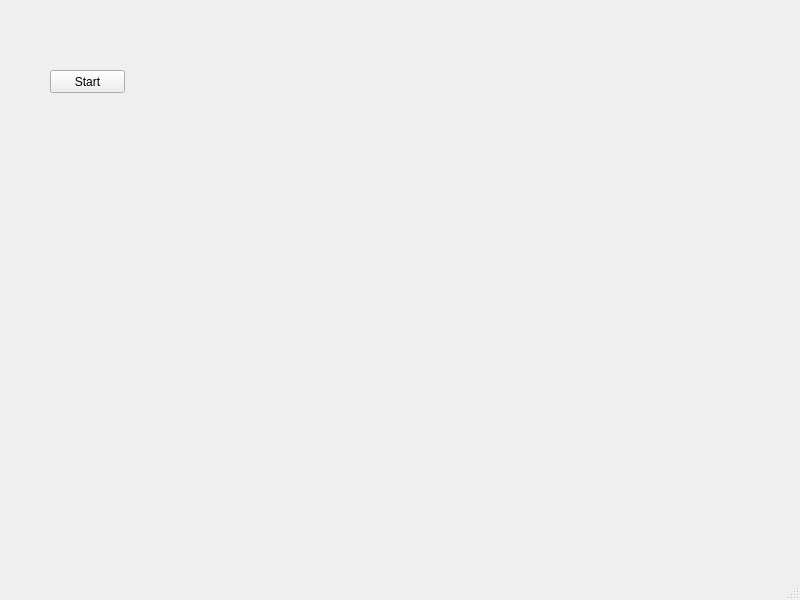
Qt form mainwindow.ui (xdexst/8.1) before a commit.
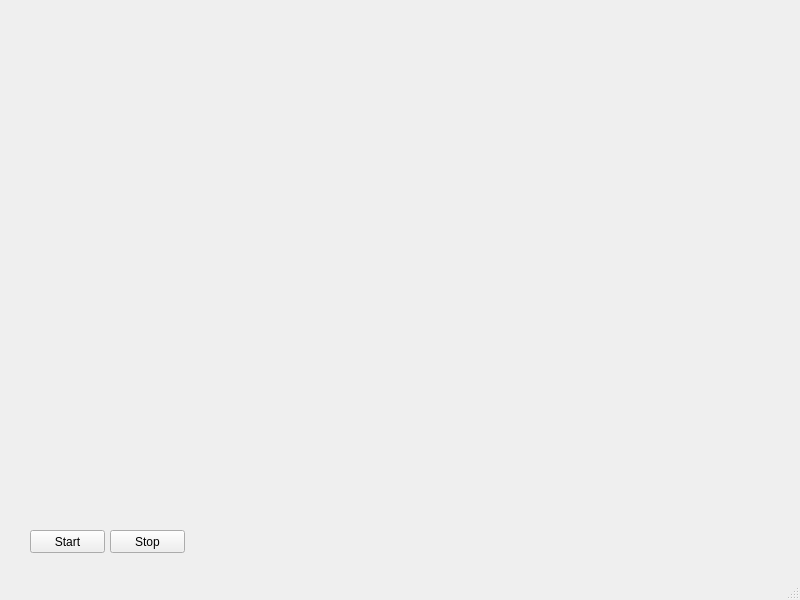
The same form after that commit.

Commit message: Добавление кнопки Stop, по нажатию на которое будет всплывать соответсвтующее диалоговое окно

```diff
--- a/mainwindow.ui
+++ b/mainwindow.ui
@@ -17,8 +17,8 @@
    <widget class="QPushButton" name="pushButton">
     <property name="geometry">
      <rect>
-      <x>50</x>
-      <y>70</y>
+      <x>30</x>
+      <y>530</y>
       <width>75</width>
       <height>23</height>
      </rect>
@@ -27,6 +27,19 @@
      <string>Start</string>
     </property>
    </widget>
+   <widget class="QPushButton" name="stopButton">
+    <property name="geometry">
+     <rect>
+      <x>110</x>
+      <y>530</y>
+      <width>75</width>
+      <height>23</height>
+     </rect>
+    </property>
+    <property name="text">
+     <string>Stop</string>
+    </property>
+   </widget>
   </widget>
   <widget class="QMenuBar" name="menubar">
    <property name="geometry">
```
The commit also changes 2 other files.
